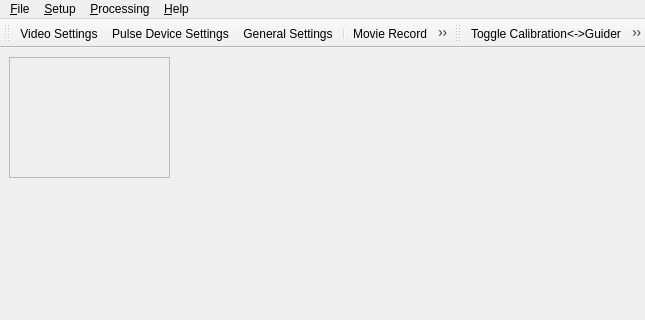
Before: the Qt Designer form lin_guider/ui/lin_guider.ui in rumengb/lin_guider, drawn with Qt 5; both pictures show x 0 to 645 and y 0 to 320 of the 645 by 500 pixel window.
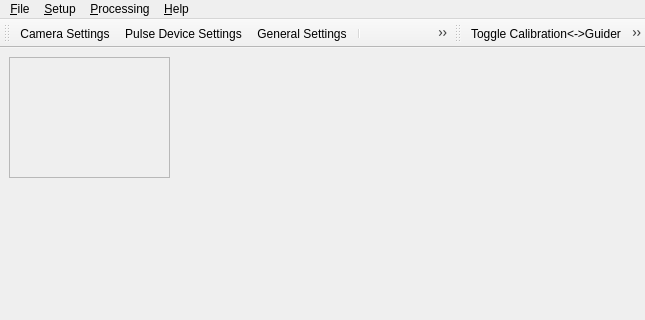
After: the same form once the commit is applied. Icons and pictures are not drawn.

Commit message: renamed video to camera in gui

What changed in the file:
```diff
--- a/lin_guider/ui/lin_guider.ui
+++ b/lin_guider/ui/lin_guider.ui
@@ -145,10 +145,10 @@
      <normaloff>:/new/prefix1/video.png</normaloff>:/new/prefix1/video.png</iconset>
    </property>
    <property name="text">
-    <string>&amp;Video Settings</string>
+    <string>&amp;Camera Settings</string>
    </property>
    <property name="iconText">
-    <string>Video Settings</string>
+    <string>Camera Settings</string>
    </property>
    <property name="toolTip">
     <string>Video Settings</string>
```
Left out of the diff: 2 changed lines with no effect on the pictures. The commit also changes 3 other files.
